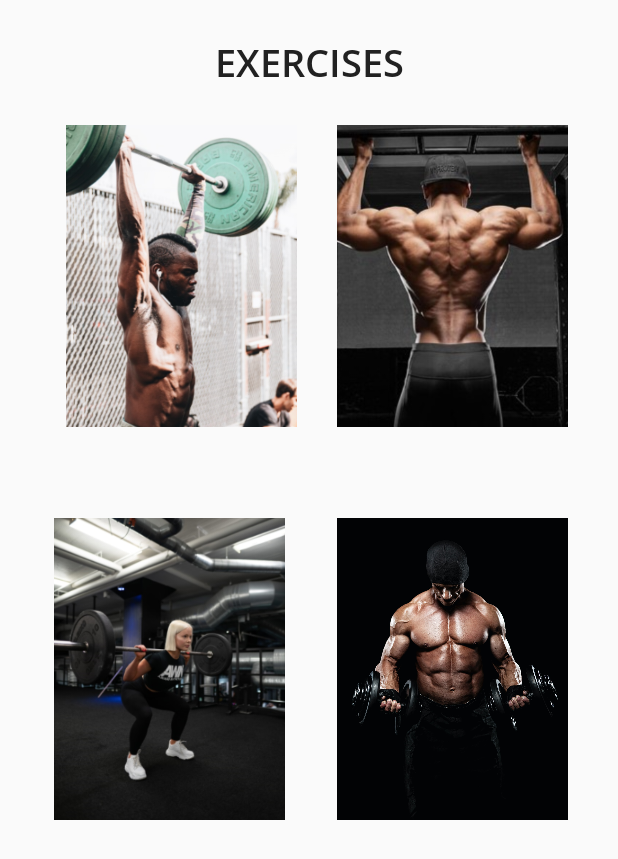
After one commit to MatejSandor/DesiredCorrectionMobile, an Android app: the layout exercises_main.xml on its own in the app's theme, with its tools: preview values and no code run, on a phone screen of 412 x 824 dp. The commit adds this screen. Shown: the top 859 px of the screen. Run offline under Robolectric (Android 15) with nearby library versions, the phone set to English and light mode, and no system bars.

Commit message:
add exercise list layout

```diff
--- a/app/build.gradle
+++ b/app/build.gradle
@@ -1,4 +1,11 @@
 apply plugin: 'com.android.application'
+
+allprojects {
+    repositories {
+        google()
+        jcenter()
+    }
+}
 
 android {
     compileSdkVersion 29
--- a/app/src/main/res/layout/activity_main.xml
+++ b/app/src/main/res/layout/activity_main.xml
@@ -5,19 +5,6 @@
     android:layout_width="match_parent"
     android:layout_height="match_parent"
     tools:context=".MainActivity">
-
-    <com.google.android.material.floatingactionbutton.FloatingActionButton
-        android:id="@+id/floatingActionButton"
-        android:layout_width="73dp"
-        android:layout_height="71dp"
-        android:clickable="true"
-        android:focusable="true"
-        app:backgroundTint="@color/accent"
-        app:layout_constraintBottom_toBottomOf="parent"
-        app:layout_constraintEnd_toEndOf="parent"
-        app:layout_constraintStart_toStartOf="parent"
-        app:layout_constraintTop_toBottomOf="@+id/videoView"
-        app:layout_constraintVertical_bias="0.951" />
 
     <VideoView
         android:id="@+id/videoView"
@@ -109,4 +96,17 @@
         app:layout_constraintStart_toStartOf="parent"
         app:layout_constraintTop_toTopOf="parent" />
 
+    <com.google.android.material.floatingactionbutton.FloatingActionButton
+        android:id="@+id/floatingActionButton"
+        android:layout_width="wrap_content"
+        android:layout_height="wrap_content"
+        android:clickable="true"
+        android:focusable="true"
+        app:backgroundTint="@color/accent"
+        app:layout_constraintBottom_toBottomOf="parent"
+        app:layout_constraintEnd_toEndOf="parent"
+        app:layout_constraintStart_toStartOf="parent"
+        app:layout_constraintTop_toBottomOf="@+id/exercise_button" />
+
+
 </androidx.constraintlayout.widget.ConstraintLayout>
--- /dev/null
+++ b/app/src/main/res/layout/exercises_main.xml
@@ -0,0 +1,78 @@
+<?xml version="1.0" encoding="utf-8"?>
+<androidx.constraintlayout.widget.ConstraintLayout xmlns:android="http://schemas.android.com/apk/res/android"
+    xmlns:app="http://schemas.android.com/apk/res-auto"
+    xmlns:tools="http://schemas.android.com/tools"
+    android:layout_width="match_parent"
+    android:layout_height="match_parent">
+
+    <ImageButton
+        android:id="@+id/exercise_back"
+        android:layout_width="154dp"
+        android:layout_height="201dp"
+        android:layout_marginTop="24dp"
+        android:background="@android:drawable/screen_background_light_transparent"
+        android:contentDescription="@string/exercise_category_back"
+        android:scaleType="centerCrop"
+        app:layout_constraintEnd_toEndOf="parent"
+        app:layout_constraintHorizontal_bias="0.44"
+        app:layout_constraintStart_toEndOf="@+id/exercise_shoulders"
+        app:layout_constraintTop_toBottomOf="@+id/textView2"
+        app:srcCompat="@drawable/pullups" />
+
+    <ImageButton
+        android:id="@+id/exercise_shoulders"
+        android:layout_width="154dp"
+        android:layout_height="201dp"
+        android:layout_marginStart="44dp"
+        android:layout_marginTop="24dp"
+        android:background="@android:drawable/screen_background_light_transparent"
+        android:contentDescription="@string/exercise_category_shoulders"
+        android:scaleType="centerCrop"
+        app:layout_constraintStart_toStartOf="parent"
+        app:layout_constraintTop_toBottomOf="@+id/textView2"
+        app:srcCompat="@drawable/overheadpress" />
+
+    <ImageButton
+        android:id="@+id/exercise_legs"
+        android:layout_width="154dp"
+        android:layout_height="201dp"
+        android:layout_marginStart="36dp"
+        android:background="@android:drawable/screen_background_light_transparent"
+        android:contentDescription="@string/exercise_list_item_squat"
+        android:scaleType="centerCrop"
+        app:layout_constraintBottom_toBottomOf="parent"
+        app:layout_constraintStart_toStartOf="parent"
+        app:layout_constraintTop_toBottomOf="@+id/exercise_shoulders"
+        app:layout_constraintVertical_bias="0.179"
+        app:srcCompat="@drawable/exercisesquat" />
+
+    <ImageButton
+        android:id="@+id/exercise_bicep"
+        android:layout_width="154dp"
+        android:layout_height="201dp"
+        android:background="@android:drawable/screen_background_light_transparent"
+        android:contentDescription="@string/exercise_category_biceps"
+        android:scaleType="centerCrop"
+        app:layout_constraintBottom_toBottomOf="parent"
+        app:layout_constraintEnd_toEndOf="parent"
+        app:layout_constraintHorizontal_bias="0.507"
+        app:layout_constraintStart_toEndOf="@+id/exercise_legs"
+        app:layout_constraintTop_toBottomOf="@+id/exercise_back"
+        app:layout_constraintVertical_bias="0.179"
+        app:srcCompat="@drawable/bicepcurls" />
+
+    <TextView
+        android:id="@+id/textView2"
+        android:layout_width="0dp"
+        android:layout_height="wrap_content"
+        android:layout_marginTop="24dp"
+        android:fontFamily="@font/open_sans_semibold"
+        android:text="@string/exercises_list_name"
+        android:textAlignment="center"
+        android:textColor="@color/primary_text"
+        android:textSize="25sp"
+        app:layout_constraintEnd_toEndOf="parent"
+        app:layout_constraintStart_toStartOf="parent"
+        app:layout_constraintTop_toTopOf="parent" />
+
+</androidx.constraintlayout.widget.ConstraintLayout>
--- a/app/src/main/res/values/strings.xml
+++ b/app/src/main/res/values/strings.xml
@@ -6,4 +6,7 @@
     <string name="exercise_list_item_squat">Squat</string>
     <string name="exercise_category_back">Back exercise</string>
     <string name="exercise_deadlift">DEADLIFT</string>
+    <string name="exercises_list_name">EXERCISES</string>
+    <string name="exercise_category_shoulders">Overhead press</string>
+    <string name="exercise_category_biceps">bicep curls</string>
 </resources>
```
Also changed, not shown: app/src/main/res/drawable/bicepcurls.jpg (added).
